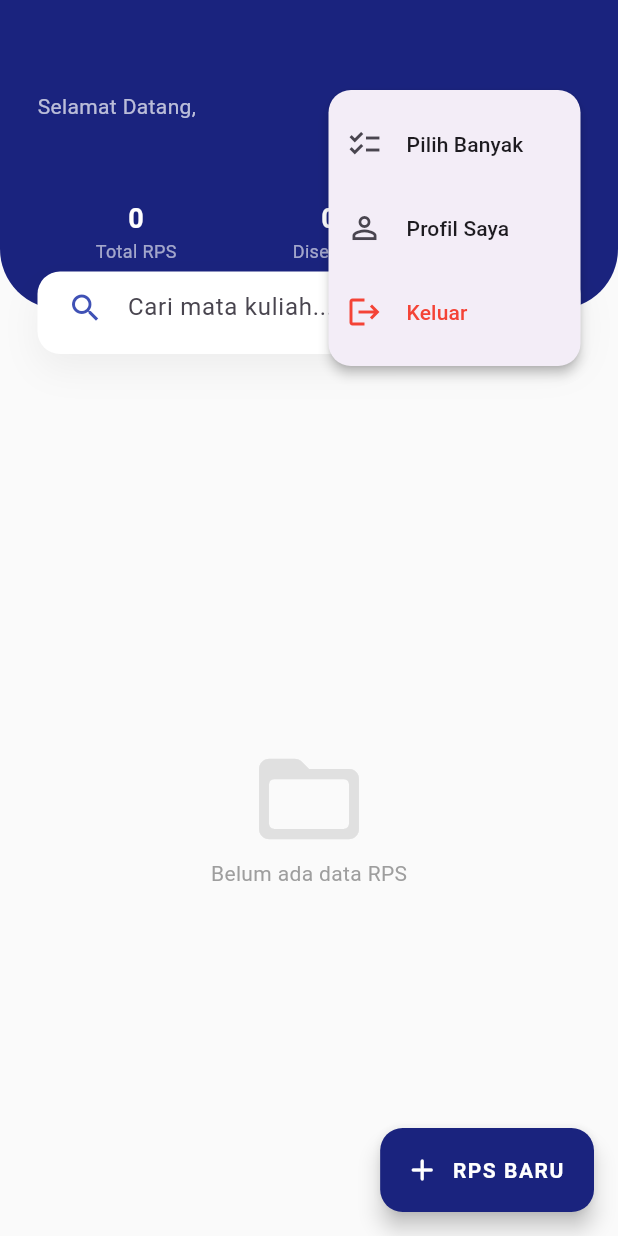
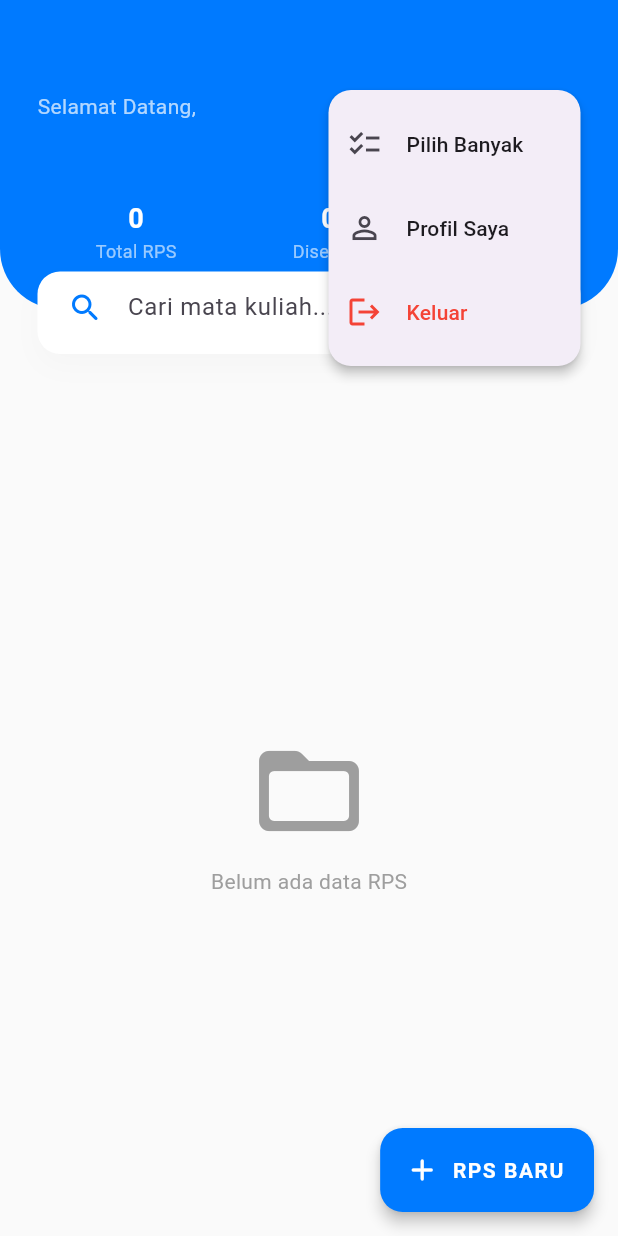
Before and after one commit to AgungRizkiSaputra/apps_obe, a Flutter app: the DashboardDosen screen opened directly, after a tap on the "more vert" icon, on a phone screen of 412 x 824 dp. Run offline on Flutter 3.47's test engine with Material 3 defaults, Android fonts, the light colour scheme and no system bars; our stand-ins replace fl_chart, image_picker, pdf, printing, signature, supabase_flutter; accounts and stored records are empty.

Commit message:
Update UI dan Jadi Ringan

```diff
--- a/lib/pages/dosen/dashboard_dosen.dart
+++ b/lib/pages/dosen/dashboard_dosen.dart
@@ -17,7 +17,9 @@ class DashboardDosen extends StatefulWidget {
 class _DashboardDosenState extends State<DashboardDosen> {
   final rpsService = RpsService();
   final user = Supabase.instance.client.auth.currentUser;
-  final primaryColor = Colors.indigo.shade900;
+
+  // --- PENYELARASAN WARNA: BIRU TERANG SOLID SESUAI LOGO (TANPA GRADASI) ---
+  static const Color primaryColor = Color(0xFF007AFF);
 
   late Future<List<Map<String, dynamic>>> _rpsFuture;
   bool _isSelectionMode = false;
@@ -37,7 +39,7 @@ class _DashboardDosenState extends State<DashboardDosen> {
     });
   }
 
-  // --- LOGIKA LOGOUT ---
+  // --- LOGIKA LOGOUT (UTUH) ---
   Future<void> _handleLogout() async {
     final confirm = await showDialog<bool>(
       context: context,
@@ -48,7 +50,10 @@ class _DashboardDosenState extends State<DashboardDosen> {
         actions: [
           TextButton(onPressed: () => Navigator.pop(context, false), child: const Text("Batal")),
           ElevatedButton(
-            style: ElevatedButton.styleFrom(backgroundColor: Colors.red, shape: RoundedRectangleBorder(borderRadius: BorderRadius.circular(8))),
+            style: ElevatedButton.styleFrom(
+              backgroundColor: Colors.red,
+              shape: RoundedRectangleBorder(borderRadius: BorderRadius.circular(8)),
+            ),
             onPressed: () => Navigator.pop(context, true),
             child: const Text("Keluar", style: TextStyle(color: Colors.white)),
           ),
@@ -61,7 +66,7 @@ class _DashboardDosenState extends State<DashboardDosen> {
     }
   }
 
-  // --- LOGIKA DELETE ---
+  // --- LOGIKA DELETE (UTUH) ---
   void _confirmBulkDelete() {
     showDialog(
       context: context,
@@ -92,14 +97,18 @@ class _DashboardDosenState extends State<DashboardDosen> {
     );
   }
 
-  // --- LOGIKA KIRIM ---
+  // --- LOGIKA KIRIM (UTUH) ---
   Future<void> _handleKirimKeKaprodi(String rpsId) async {
     try {
       await rpsService.updateStatusRps(rpsId, 'waiting_approval');
       _refreshData();
       if (mounted) {
         ScaffoldMessenger.of(context).showSnackBar(
-          const SnackBar(content: Text("RPS berhasil dikirim untuk divalidasi Kaprodi"), backgroundColor: Colors.green),
+          const SnackBar(
+            content: Text("RPS berhasil dikirim untuk divalidasi Kaprodi"),
+            backgroundColor: Colors.green,
+            behavior: SnackBarBehavior.floating,
+          ),
         );
       }
     } catch (e) {
@@ -136,7 +145,6 @@ class _DashboardDosenState extends State<DashboardDosen> {
           ),
         ],
       ),
-      // --- PERBAIKAN TOMBOL + RPS BARU ---
       floatingActionButton: _isSelectionMode
         ? null
         : FloatingActionButton.extended(
@@ -144,14 +152,14 @@ class _DashboardDosenState extends State<DashboardDosen> {
             label: const Text(
               "RPS BARU",
               style: TextStyle(
-                color: Colors.white, // Teks jadi putih
+                color: Colors.white,
                 fontWeight: FontWeight.bold,
                 letterSpacing: 1,
               )
             ),
-            icon: const Icon(Icons.add_rounded, color: Colors.white), // Ikon jadi putih
+            icon: const Icon(Icons.add_rounded, color: Colors.white),
             backgroundColor: primaryColor,
-            elevation: 6,
+            elevation: 4,
             shape: RoundedRectangleBorder(borderRadius: BorderRadius.circular(15)),
           ),
     );
@@ -161,9 +169,9 @@ class _DashboardDosenState extends State<DashboardDosen> {
     return Container(
       width: double.infinity,
       padding: const EdgeInsets.fromLTRB(25, 60, 25, 30),
-      decoration: BoxDecoration(
+      decoration: const BoxDecoration(
         color: primaryColor,
-        borderRadius: const BorderRadius.only(bottomLeft: Radius.circular(40), bottomRight: Radius.circular(40)),
+        borderRadius: BorderRadius.only(bottomLeft: Radius.circular(40), bottomRight: Radius.circular(40)),
       ),
       child: Column(
         children: [
@@ -174,8 +182,10 @@ class _DashboardDosenState extends State<DashboardDosen> {
                 crossAxisAlignment: CrossAxisAlignment.start,
                 children: [
                   Text("Selamat Datang,", style: TextStyle(color: Colors.white.withOpacity(0.7), fontSize: 14)),
-                  Text(user?.userMetadata?['nama'] ?? "Dosen Pengajar",
-                      style: const TextStyle(color: Colors.white, fontSize: 18, fontWeight: FontWeight.bold)),
+                  Text(
+                    user?.userMetadata?['nama'] ?? "Dosen Pengajar",
+                    style: const TextStyle(color: Colors.white, fontSize: 18, fontWeight: FontWeight.bold),
+                  ),
                 ],
               ),
               _buildActionMenu(),
@@ -216,8 +226,14 @@ class _DashboardDosenState extends State<DashboardDosen> {
     return _isSelectionMode
         ? Row(
             children: [
-              IconButton(icon: const Icon(Icons.delete, color: Colors.redAccent), onPressed: _selectedRpsIds.isEmpty ? null : _confirmBulkDelete),
-              IconButton(icon: const Icon(Icons.close, color: Colors.white), onPressed: () => setState(() { _isSelectionMode = false; _selectedRpsIds.clear(); })),
+              IconButton(
+                icon: const Icon(Icons.delete, color: Colors.redAccent),
+                onPressed: _selectedRpsIds.isEmpty ? null : _confirmBulkDelete,
+              ),
+              IconButton(
+                icon: const Icon(Icons.close, color: Colors.white),
+                onPressed: () => setState(() { _isSelectionMode = false; _selectedRpsIds.clear(); }),
+              ),
             ],
           )
         : PopupMenuButton<String>(
@@ -229,9 +245,30 @@ class _DashboardDosenState extends State<DashboardDosen> {
               if (val == 'logout') _handleLogout();
             },
             itemBuilder: (context) => [
-              const PopupMenuItem(value: 'pilih', child: ListTile(leading: Icon(Icons.checklist), title: Text("Pilih Banyak"))),
-              const PopupMenuItem(value: 'profil', child: ListTile(leading: Icon(Icons.person_outline), title: Text("Profil Saya"))),
-              const PopupMenuItem(value: 'logout', child: ListTile(leading: Icon(Icons.logout, color: Colors.red), title: Text("Keluar", style: TextStyle(color: Colors.red)))),
+              const PopupMenuItem<String>(
+                value: 'pilih',
+                child: ListTile(
+                  contentPadding: EdgeInsets.zero,
+                  leading: Icon(Icons.checklist),
+                  title: Text("Pilih Banyak"),
+                ),
+              ),
+              const PopupMenuItem<String>(
+                value: 'profil',
+                child: ListTile(
+                  contentPadding: EdgeInsets.zero,
+                  leading: Icon(Icons.person_outline),
+                  title: Text("Profil Saya"),
+                ),
+              ),
+              const PopupMenuItem<String>(
+                value: 'logout',
+                child: ListTile(
+                  contentPadding: EdgeInsets.zero,
+                  leading: Icon(Icons.logout, color: Colors.red),
+                  title: Text("Keluar", style: TextStyle(color: Colors.red)),
+                ),
+              ),
             ],
           );
   }
@@ -246,14 +283,14 @@ class _DashboardDosenState extends State<DashboardDosen> {
         decoration: BoxDecoration(
           color: Colors.white,
           borderRadius: BorderRadius.circular(15),
-          boxShadow: [BoxShadow(color: Colors.black.withOpacity(0.05), blurRadius: 20, offset: const Offset(0, 10))],
+          boxShadow: [BoxShadow(color: Colors.black.withOpacity(0.02), blurRadius: 15, offset: const Offset(0, 8))],
         ),
         child: TextField(
           onChanged: (val) => setState(() => _searchQuery = val.toLowerCase()),
           decoration: const InputDecoration(
             hintText: "Cari mata kuliah...",
             border: InputBorder.none,
-            icon: Icon(Icons.search, color: Colors.indigo),
+            icon: Icon(Icons.search_rounded, color: primaryColor),
           ),
         ),
       ),
@@ -268,14 +305,17 @@ class _DashboardDosenState extends State<DashboardDosen> {
     return Container(
       margin: const EdgeInsets.only(bottom: 15),
       decoration: BoxDecoration(
-        color: isSelected ? Colors.indigo.shade50 : Colors.white,
+        color: isSelected ? const Color(0xfff0f7ff) : Colors.white,
         borderRadius: BorderRadius.circular(20),
         border: isSelected ? Border.all(color: primaryColor) : null,
-        boxShadow: [BoxShadow(color: Colors.black.withOpacity(0.03), blurRadius: 10, offset: const Offset(0, 5))],
+        boxShadow: [BoxShadow(color: Colors.black.withOpacity(0.01), blurRadius: 10, offset: const Offset(0, 4))],
       ),
       child: ListTile(
         contentPadding: const EdgeInsets.all(15),
-        leading: CircleAvatar(backgroundColor: primaryColor.withOpacity(0.1), child: Icon(Icons.book_rounded, color: primaryColor)),
+        leading: CircleAvatar(
+          backgroundColor: primaryColor.withOpacity(0.1),
+          child: const Icon(Icons.book_rounded, color: primaryColor),
+        ),
         title: Text(rps['mata_kuliah']?['nama_mk'] ?? 'Mata Kuliah', style: const TextStyle(fontWeight: FontWeight.bold, fontSize: 16)),
         subtitle: Column(
           crossAxisAlignment: CrossAxisAlignment.start,
@@ -307,19 +347,32 @@ class _DashboardDosenState extends State<DashboardDosen> {
     if (status.contains('waiting')) color = Colors.blue;
     return Container(
       padding: const EdgeInsets.symmetric(horizontal: 10, vertical: 4),
-      decoration: BoxDecoration(color: color.withOpacity(0.1), borderRadius: BorderRadius.circular(8), border: Border.all(color: color.withOpacity(0.5))),
+      decoration: BoxDecoration(
+        color: color.withOpacity(0.1),
+        borderRadius: BorderRadius.circular(8),
+        border: Border.all(color: color.withOpacity(0.3)),
+      ),
       child: Text(status.replaceAll('_', ' ').toUpperCase(), style: TextStyle(color: color, fontSize: 10, fontWeight: FontWeight.bold)),
     );
   }
 
   Widget _buildTrailingAction(String status, String rpsId, Map<String, dynamic> rps) {
     if (status == 'approved') return IconButton(icon: const Icon(Icons.print_rounded, color: Colors.green), onPressed: () => _printPdf(rpsId, rps));
-    if (['draft', 'revisi', 'revisi_selesai'].contains(status)) return TextButton(onPressed: () => _handleKirimKeKaprodi(rpsId), child: const Text("KIRIM"));
+    if (['draft', 'revisi', 'revisi_selesai'].contains(status)) return const TextButton(onPressed: null, child: Text("KIRIM", style: TextStyle(color: primaryColor, fontWeight: FontWeight.bold)));
     return const Icon(Icons.hourglass_empty_rounded, color: Colors.blue, size: 20);
   }
 
   Widget _buildEmptyState() {
-    return Center(child: Column(mainAxisAlignment: MainAxisAlignment.center, children: [Icon(Icons.folder_open_rounded, size: 80, color: Colors.grey.shade300), const Text("Belum ada data RPS", style: TextStyle(color: Colors.grey))]));
+    return const Center(
+      child: Column(
+        mainAxisAlignment: MainAxisAlignment.center,
+        children: [
+          Icon(Icons.folder_open_rounded, size: 80, color: Colors.grey),
+          SizedBox(height: 10),
+          Text("Belum ada data RPS", style: TextStyle(color: Colors.grey)),
+        ],
+      ),
+    );
   }
 
   Future<void> _printPdf(String rpsId, Map<String, dynamic> rps) async {
```
Also changed, not shown: lib/pages/auth/login_page.dart (+89 -43 lines), lib/pages/dosen/create_rps_page.dart (+20 -11 lines), lib/pages/dosen/input_pertemuan_page.dart (+19 -10 lines), lib/pages/dosen/mapping_page.dart (+16 -14 lines), lib/pages/dosen/profile_page.dart (+20 -14 lines), lib/shared/detail_rps_page.dart (+66 -18 lines), assets/images/ICON1.png (added), assets/images/fix.png (deleted).
